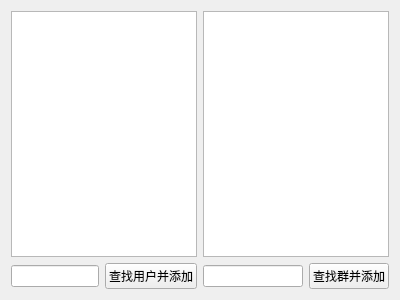
First picture: the form in mainwindow.ui, repository yj235/ParrotClient, before the edit.
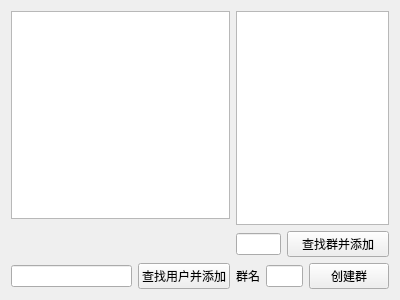
Second picture: the form after the edit.

What changed in the file:
```diff
--- a/mainwindow.ui
+++ b/mainwindow.ui
@@ -17,29 +17,53 @@
    <item row="0" column="0" colspan="2">
     <widget class="QListView" name="listView_contacts"/>
    </item>
-   <item row="0" column="2" colspan="2">
+   <item row="0" column="2" rowspan="2" colspan="4">
     <widget class="QListView" name="listView_group"/>
    </item>
-   <item row="1" column="0">
-    <widget class="QLineEdit" name="lineEdit_searchContacts"/>
-   </item>
-   <item row="1" column="1">
-    <widget class="QPushButton" name="pushButton_searchContacts">
+   <item row="1" column="0" rowspan="2" colspan="2">
+    <widget class="QLabel" name="label_myID">
      <property name="text">
-      <string>查找用户并添加</string>
+      <string/>
      </property>
     </widget>
    </item>
-   <item row="1" column="2">
+   <item row="2" column="2" colspan="2">
     <widget class="QLineEdit" name="lineEdit_searchGroup"/>
    </item>
-   <item row="1" column="3">
+   <item row="2" column="4" colspan="2">
     <widget class="QPushButton" name="pushButton_searchGroup">
      <property name="text">
       <string>查找群并添加</string>
      </property>
     </widget>
    </item>
+   <item row="3" column="0">
+    <widget class="QLineEdit" name="lineEdit_searchContacts"/>
+   </item>
+   <item row="3" column="1">
+    <widget class="QPushButton" name="pushButton_searchContacts">
+     <property name="text">
+      <string>查找用户并添加</string>
+     </property>
+    </widget>
+   </item>
+   <item row="3" column="2">
+    <widget class="QLabel" name="label">
+     <property name="text">
+      <string>群名</string>
+     </property>
+    </widget>
+   </item>
+   <item row="3" column="3" colspan="2">
+    <widget class="QLineEdit" name="lineEdit_groupName"/>
+   </item>
+   <item row="3" column="5">
+    <widget class="QPushButton" name="pushButton_createGroup">
+     <property name="text">
+      <string>创建群</string>
+     </property>
+    </widget>
+   </item>
   </layout>
  </widget>
  <resources/>
```
